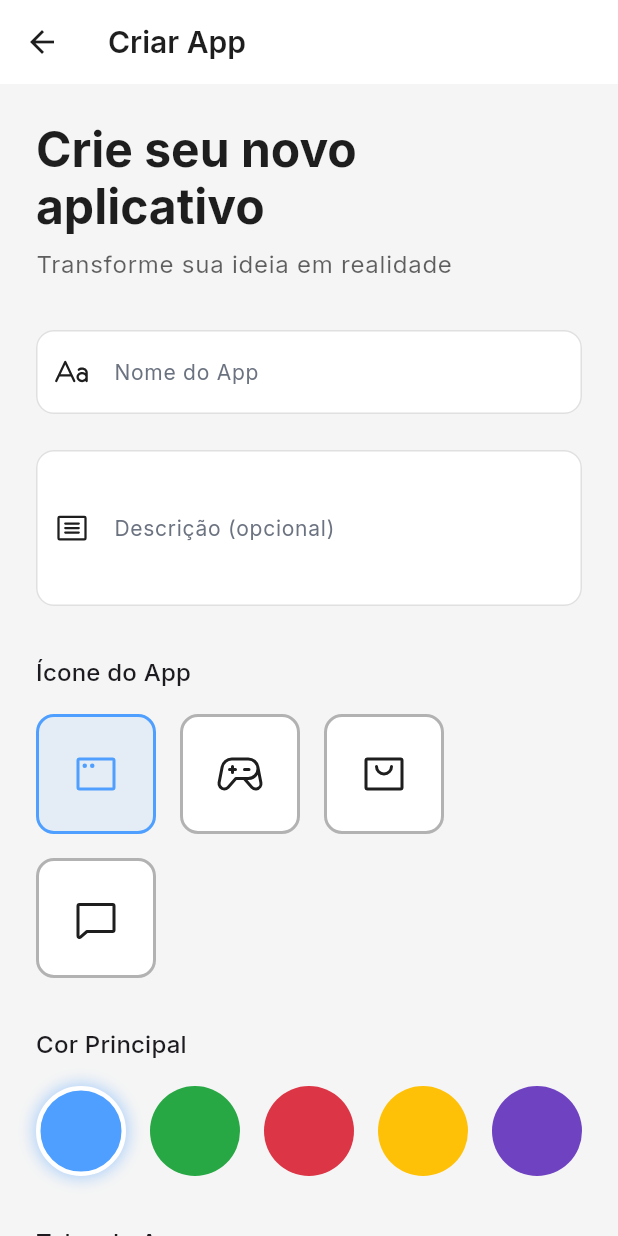
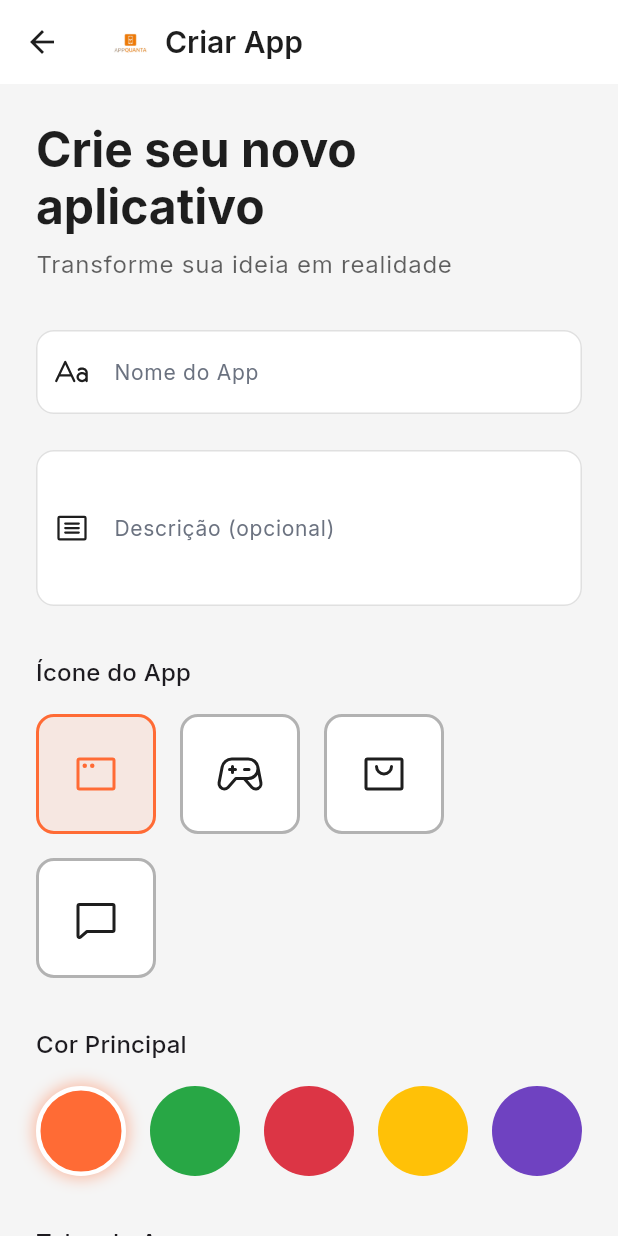
Before and after one commit to luccasilva2/appQuanta, a Flutter app: the CreateAppScreen screen opened by its route, on a phone screen of 412 x 824 dp. Run offline on Flutter 3.47's test engine with Material 3 defaults, Android fonts, the phone set to English and light mode, and no system bars; our stand-ins replace google_fonts, lottie, page_transition, phosphor_flutter, shared_preferences, supabase_flutter; accounts and stored records are empty; network calls fail.

Commit message:
Atualizações de cores principais do aplicativo de azul para laranja

```diff
--- a/lib/screens/create_app_screen.dart
+++ b/lib/screens/create_app_screen.dart
@@ -20,7 +20,7 @@ class _CreateAppScreenState extends State<CreateAppScreen>
   final TextEditingController _appDescriptionController =
       TextEditingController();
   String _selectedIcon = 'app';
-  Color _selectedColor = const Color(0xFF4E9FFF);
+  Color _selectedColor = const Color(0xFFFF6B35);
   final List<String> _selectedScreens = ['Home', 'About'];
 
   final ApiService _apiService = ApiService();
@@ -35,7 +35,7 @@ class _CreateAppScreenState extends State<CreateAppScreen>
   ];
 
   final List<Color> _colors = [
-    const Color(0xFF4E9FFF), // Electric Blue
+    const Color(0xFFFF6B35), // Orange Primary
     const Color(0xFF28A745), // Green
     const Color(0xFFDC3545), // Red
     const Color(0xFFFFC107), // Yellow
@@ -125,7 +125,21 @@ class _CreateAppScreenState extends State<CreateAppScreen>
   @override
   Widget build(BuildContext context) {
     return Scaffold(
-      appBar: AppBar(title: const Text('Criar App'), elevation: 0),
+      appBar: AppBar(
+        title: Row(
+          children: [
+            Image.asset(
+              'assets/logo1.png',
+              width: 30,
+              height: 30,
+              fit: BoxFit.contain,
+            ),
+            const SizedBox(width: 8),
+            const Text('Criar App'),
+          ],
+        ),
+        elevation: 0,
+      ),
       body: SafeArea(
         child: FadeTransition(
           opacity: _fadeAnimation,
--- a/lib/theme/app_theme.dart
+++ b/lib/theme/app_theme.dart
@@ -2,12 +2,13 @@ import 'package:flutter/material.dart';
 import 'package:google_fonts/google_fonts.dart';
 
 class AppTheme {
-  // New color palette - neutral grays with electric blue accents
+  // New color palette - neutral grays with orange accents
   static const Color backgroundLight = Color(0xFFF5F5F5);
   static const Color surfaceLight = Color(0xFFFFFFFF);
   static const Color textDark = Color(0xFF1E1E1E);
   static const Color textGray = Color(0xFF6B7280);
-  static const Color electricBlue = Color(0xFF4E9FFF);
+  static const Color orangePrimary = Color(0xFFFF6B35); // Vibrant orange
+  static const Color orangeSecondary = Color(0xFFFF8C42); // Lighter orange
   static const Color secondaryGray = Color(0xFFE0E0E0);
   static const Color shadowColor = Color(0x1A000000);
 
@@ -19,11 +20,11 @@ class AppTheme {
   static ThemeData lightTheme = ThemeData(
     useMaterial3: true,
     brightness: Brightness.light,
-    primaryColor: electricBlue,
+    primaryColor: orangePrimary,
     scaffoldBackgroundColor: backgroundLight,
     colorScheme: const ColorScheme.light(
-      primary: electricBlue,
-      secondary: secondaryGray,
+      primary: orangePrimary,
+      secondary: orangeSecondary,
       surface: surfaceLight,
       onSurface: textDark,
       onPrimary: Colors.white,
@@ -69,7 +70,7 @@ class AppTheme {
     ),
     elevatedButtonTheme: ElevatedButtonThemeData(
       style: ElevatedButton.styleFrom(
-        backgroundColor: electricBlue,
+        backgroundColor: orangePrimary,
         foregroundColor: Colors.white,
         elevation: 0,
         shadowColor: Colors.transparent,
@@ -80,8 +81,8 @@ class AppTheme {
     ),
     outlinedButtonTheme: OutlinedButtonThemeData(
       style: OutlinedButton.styleFrom(
-        foregroundColor: electricBlue,
-        side: const BorderSide(color: electricBlue, width: 1.5),
+        foregroundColor: orangePrimary,
+        side: const BorderSide(color: orangePrimary, width: 1.5),
         shape: RoundedRectangleBorder(borderRadius: BorderRadius.circular(12)),
         padding: const EdgeInsets.symmetric(horizontal: 24, vertical: 14),
         textStyle: GoogleFonts.inter(fontSize: 16, fontWeight: FontWeight.w500),
@@ -107,7 +108,7 @@ class AppTheme {
       ),
       focusedBorder: OutlineInputBorder(
         borderRadius: BorderRadius.circular(12),
-        borderSide: const BorderSide(color: electricBlue, width: 2),
+        borderSide: const BorderSide(color: orangePrimary, width: 2),
       ),
       contentPadding: const EdgeInsets.symmetric(horizontal: 16, vertical: 16),
       labelStyle: GoogleFonts.inter(
@@ -123,7 +124,7 @@ class AppTheme {
     ),
     bottomNavigationBarTheme: BottomNavigationBarThemeData(
       backgroundColor: surfaceLight,
-      selectedItemColor: electricBlue,
+      selectedItemColor: orangePrimary,
       unselectedItemColor: textGray,
       selectedLabelStyle: GoogleFonts.inter(
         fontSize: 12,
@@ -153,11 +154,11 @@ class AppTheme {
   static ThemeData darkTheme = ThemeData(
     useMaterial3: true,
     brightness: Brightness.dark,
-    primaryColor: electricBlue,
+    primaryColor: orangePrimary,
     scaffoldBackgroundColor: backgroundDark,
     colorScheme: const ColorScheme.dark(
-      primary: electricBlue,
-      secondary: secondaryGray,
+      primary: orangePrimary,
+      secondary: orangeSecondary,
       surface: surfaceDark,
       onSurface: textLight,
       onPrimary: Colors.white,
@@ -203,7 +204,7 @@ class AppTheme {
     ),
     elevatedButtonTheme: ElevatedButtonThemeData(
       style: ElevatedButton.styleFrom(
-        backgroundColor: electricBlue,
+        backgroundColor: orangePrimary,
         foregroundColor: Colors.white,
         elevation: 0,
         shadowColor: Colors.transparent,
@@ -214,8 +215,8 @@ class AppTheme {
     ),
     outlinedButtonTheme: OutlinedButtonThemeData(
       style: OutlinedButton.styleFrom(
-        foregroundColor: electricBlue,
-        side: const BorderSide(color: electricBlue, width: 1.5),
+        foregroundColor: orangePrimary,
+        side: const BorderSide(color: orangePrimary, width: 1.5),
         shape: RoundedRectangleBorder(borderRadius: BorderRadius.circular(12)),
         padding: const EdgeInsets.symmetric(horizontal: 24, vertical: 14),
         textStyle: GoogleFonts.inter(fontSize: 16, fontWeight: FontWeight.w500),
@@ -241,7 +242,7 @@ class AppTheme {
       ),
       focusedBorder: OutlineInputBorder(
         borderRadius: BorderRadius.circular(12),
-        borderSide: const BorderSide(color: electricBlue, width: 2),
+        borderSide: const BorderSide(color: orangePrimary, width: 2),
       ),
       contentPadding: const EdgeInsets.symmetric(horizontal: 16, vertical: 16),
       labelStyle: GoogleFonts.inter(
@@ -257,7 +258,7 @@ class AppTheme {
     ),
     bottomNavigationBarTheme: BottomNavigationBarThemeData(
       backgroundColor: surfaceDark,
-      selectedItemColor: electricBlue,
+      selectedItemColor: orangePrimary,
       unselectedItemColor: textGray,
       selectedLabelStyle: GoogleFonts.inter(
         fontSize: 12,
```
Also changed, not shown: lib/screens/home_screen.dart (+17 -4 lines), lib/screens/login_screen.dart (+3 -4 lines), lib/screens/my_apps_screen.dart (+12 -1 lines), pubspec.yaml (+21 -0 lines), assets/logo1.png (added), assets/logo2.png (added), pubspec.lock, 43 other files.
